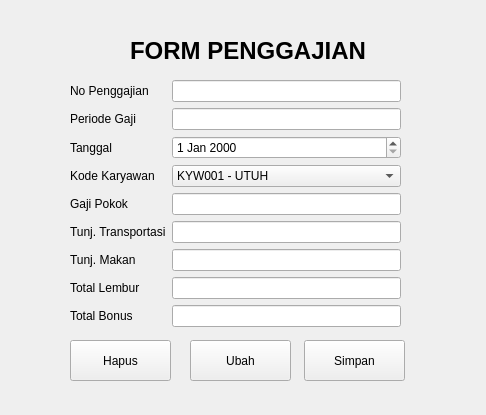
Old version of the form ui/formpenggajian.ui in the repository adiyatzzz/Aplikasi-Penggajian-Pyqt6.
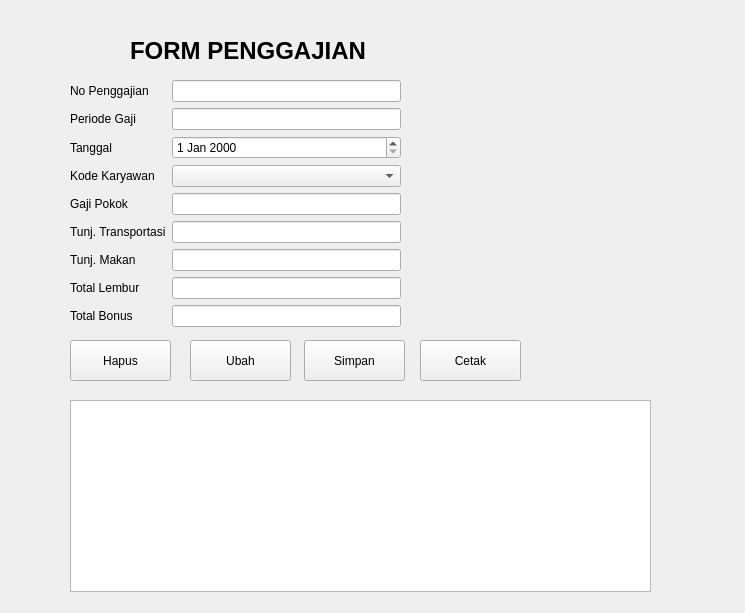
New version of the form.

Commit message: menambahkan fitur CRUD dan cetak data di semua form

```diff
--- a/ui/formpenggajian.ui
+++ b/ui/formpenggajian.ui
@@ -6,8 +6,8 @@
    <rect>
     <x>0</x>
     <y>0</y>
-    <width>486</width>
-    <height>415</height>
+    <width>745</width>
+    <height>613</height>
    </rect>
   </property>
   <property name="windowTitle">
@@ -80,18 +80,7 @@
      </widget>
     </item>
     <item row="3" column="1">
-     <widget class="QComboBox" name="kodeKaryawanComboBox">
-      <item>
-       <property name="text">
-        <string>KYW001 - UTUH</string>
-       </property>
-      </item>
-      <item>
-       <property name="text">
-        <string>KYW002 - UDIN</string>
-       </property>
-      </item>
-     </widget>
+     <widget class="QComboBox" name="kodeKaryawanComboBox"/>
     </item>
     <item row="4" column="0">
      <widget class="QLabel" name="gajiPokokLabel">
@@ -184,6 +173,29 @@
     <string>Hapus</string>
    </property>
   </widget>
+  <widget class="QTableView" name="tablePenggajian">
+   <property name="geometry">
+    <rect>
+     <x>70</x>
+     <y>400</y>
+     <width>581</width>
+     <height>192</height>
+    </rect>
+   </property>
+  </widget>
+  <widget class="QPushButton" name="btnCetak">
+   <property name="geometry">
+    <rect>
+     <x>420</x>
+     <y>340</y>
+     <width>101</width>
+     <height>41</height>
+    </rect>
+   </property>
+   <property name="text">
+    <string>Cetak</string>
+   </property>
+  </widget>
  </widget>
  <resources/>
  <connections/>
```
Left out of the diff: 6 changed lines with no effect on the pictures. The commit also changes 13 other files.
